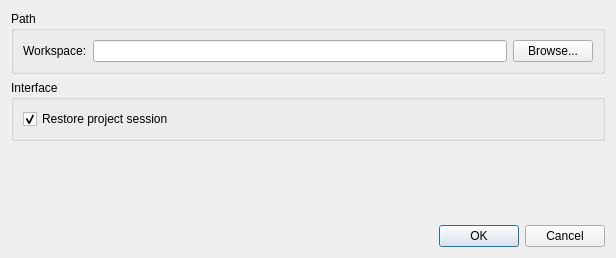
Before: the Qt Designer form Source/UI/Options.ui in krre/afterglow, drawn with Qt 5.
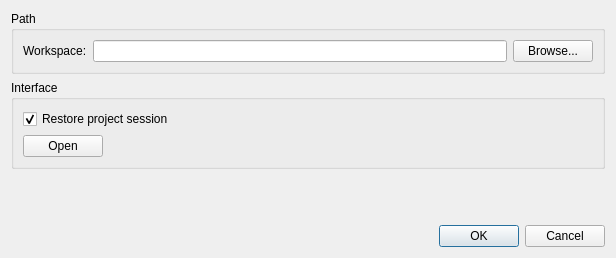
After: the same form once the commit is applied.

Commit message: Add button 'Open prefs for editing' to Options dialog

What changed in the file:
```diff
--- a/Source/UI/Options.ui
+++ b/Source/UI/Options.ui
@@ -56,6 +56,19 @@
         </property>
        </widget>
       </item>
+      <item>
+       <widget class="QPushButton" name="pushButtonOpenPrefs">
+        <property name="sizePolicy">
+         <sizepolicy hsizetype="Fixed" vsizetype="Fixed">
+          <horstretch>0</horstretch>
+          <verstretch>0</verstretch>
+         </sizepolicy>
+        </property>
+        <property name="text">
+         <string>Open</string>
+        </property>
+       </widget>
+      </item>
      </layout>
     </widget>
    </item>
```
The commit also changes 3 other files.
